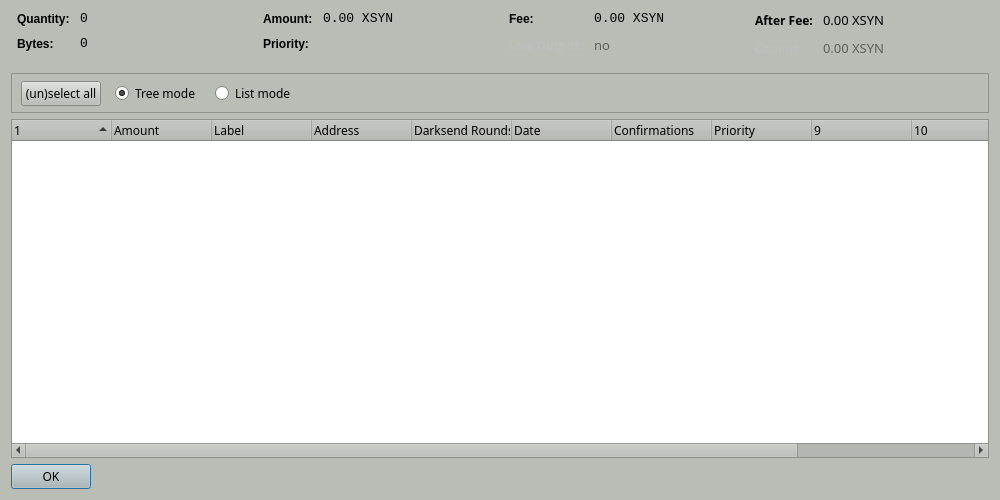
Above: src/qt/forms/coincontroldialog.ui from SyndicateCash/SyndicateCash before the change. Below: the same form after it.
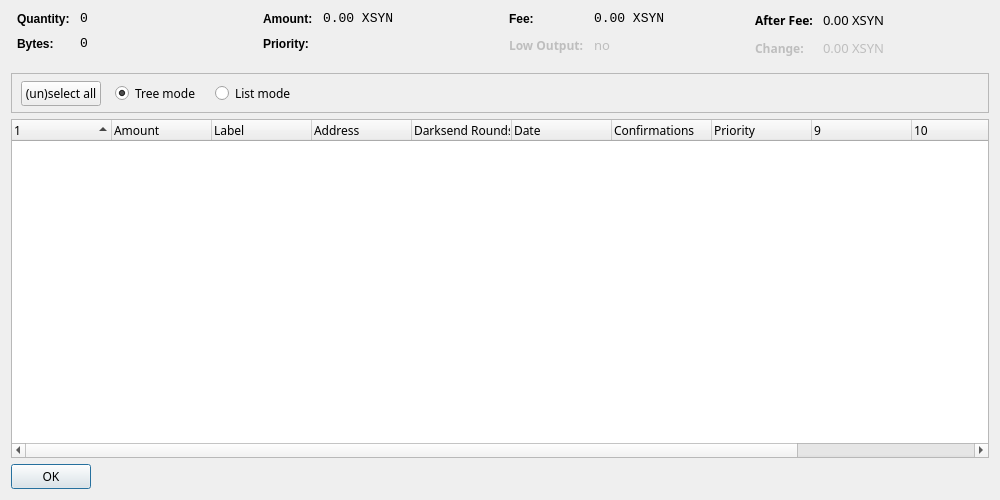
That is the form after the change. Custom widgets are drawn as their Qt base class.

The edit to the form file:
```diff
--- a/src/qt/forms/coincontroldialog.ui
+++ b/src/qt/forms/coincontroldialog.ui
@@ -10,421 +10,6 @@
     <height>500</height>
    </rect>
   </property>
-  <property name="palette">
-   <palette>
-    <active>
-     <colorrole role="WindowText">
-      <brush brushstyle="SolidPattern">
-       <color alpha="255">
-        <red>0</red>
-        <green>0</green>
-        <blue>0</blue>
-       </color>
-      </brush>
-     </colorrole>
-     <colorrole role="Button">
-      <brush brushstyle="SolidPattern">
-       <color alpha="255">
-        <red>186</red>
-        <green>189</green>
-        <blue>182</blue>
-       </color>
-      </brush>
-     </colorrole>
-     <colorrole role="Light">
-      <brush brushstyle="SolidPattern">
-       <color alpha="255">
-        <red>255</red>
-        <green>255</green>
-        <blue>255</blue>
-       </color>
-      </brush>
-     </colorrole>
-     <colorrole role="Midlight">
-      <brush brushstyle="SolidPattern">
-       <color alpha="255">
-        <red>220</red>
-        <green>222</green>
-        <blue>218</blue>
-       </color>
-      </brush>
-     </colorrole>
-     <colorrole role="Dark">
-      <brush brushstyle="SolidPattern">
-       <color alpha="255">
-        <red>93</red>
-        <green>94</green>
-        <blue>91</blue>
-       </color>
-      </brush>
-     </colorrole>
-     <colorrole role="Mid">
-      <brush brushstyle="SolidPattern">
-       <color alpha="255">
-        <red>124</red>
-        <green>126</green>
-        <blue>121</blue>
-       </color>
-      </brush>
-     </colorrole>
-     <colorrole role="Text">
-      <brush brushstyle="SolidPattern">
-       <color alpha="255">
-        <red>0</red>
-        <green>0</green>
-        <blue>0</blue>
-       </color>
-      </brush>
-     </colorrole>
-     <colorrole role="BrightText">
-      <brush brushstyle="SolidPattern">
-       <color alpha="255">
-        <red>255</red>
-        <green>255</green>
-        <blue>255</blue>
-       </color>
-      </brush>
-     </colorrole>
-     <colorrole role="ButtonText">
-      <brush brushstyle="SolidPattern">
-       <color alpha="255">
-        <red>0</red>
-        <green>0</green>
-        <blue>0</blue>
-       </color>
-      </brush>
-     </colorrole>
-     <colorrole role="Base">
-      <brush brushstyle="SolidPattern">
-       <color alpha="255">
-        <red>255</red>
-        <green>255</green>
-        <blue>255</blue>
-       </color>
-      </brush>
-     </colorrole>
-     <colorrole role="Window">
-      <brush brushstyle="SolidPattern">
-       <color alpha="255">
-        <red>186</red>
-        <green>189</green>
-        <blue>182</blue>
-       </color>
-      </brush>
-     </colorrole>
-     <colorrole role="Shadow">
-      <brush brushstyle="SolidPattern">
-       <color alpha="255">
-        <red>0</red>
-        <green>0</green>
-        <blue>0</blue>
-       </color>
-      </brush>
-     </colorrole>
-     <colorrole role="AlternateBase">
-      <brush brushstyle="SolidPattern">
-       <color alpha="255">
-        <red>220</red>
-        <green>222</green>
-        <blue>218</blue>
-       </color>
-      </brush>
-     </colorrole>
-     <colorrole role="ToolTipBase">
-      <brush brushstyle="SolidPattern">
-       <color alpha="255">
-        <red>255</red>
-        <green>255</green>
-        <blue>220</blue>
-       </color>
-      </brush>
-     </colorrole>
-     <colorrole role="ToolTipText">
-      <brush brushstyle="SolidPattern">
-       <color alpha="255">
-        <red>0</red>
-        <green>0</green>
-        <blue>0</blue>
-       </color>
-      </brush>
-     </colorrole>
-    </active>
-    <inactive>
-     <colorrole role="WindowText">
-      <brush brushstyle="SolidPattern">
-       <color alpha="255">
-        <red>0</red>
-        <green>0</green>
-        <blue>0</blue>
-       </color>
-      </brush>
-     </colorrole>
-     <colorrole role="Button">
-      <brush brushstyle="SolidPattern">
-       <color alpha="255">
-        <red>186</red>
-        <green>189</green>
-        <blue>182</blue>
-       </color>
-      </brush>
-     </colorrole>
-     <colorrole role="Light">
-      <brush brushstyle="SolidPattern">
-       <color alpha="255">
-        <red>255</red>
-        <green>255</green>
-        <blue>255</blue>
-       </color>
-      </brush>
-     </colorrole>
-     <colorrole role="Midlight">
-      <brush brushstyle="SolidPattern">
-       <color alpha="255">
-        <red>220</red>
-        <green>222</green>
-        <blue>218</blue>
-       </color>
-      </brush>
-     </colorrole>
-     <colorrole role="Dark">
-      <brush brushstyle="SolidPattern">
-       <color alpha="255">
-        <red>93</red>
-        <green>94</green>
-        <blue>91</blue>
-       </color>
-      </brush>
-     </colorrole>
-     <colorrole role="Mid">
-      <brush brushstyle="SolidPattern">
-       <color alpha="255">
-        <red>124</red>
-        <green>126</green>
-        <blue>121</blue>
-       </color>
-      </brush>
-     </colorrole>
-     <colorrole role="Text">
-      <brush brushstyle="SolidPattern">
-       <color alpha="255">
-        <red>0</red>
-        <green>0</green>
-        <blue>0</blue>
-       </color>
-      </brush>
-     </colorrole>
-     <colorrole role="BrightText">
-      <brush brushstyle="SolidPattern">
-       <color alpha="255">
-        <red>255</red>
-        <green>255</green>
-        <blue>255</blue>
-       </color>
-      </brush>
-     </colorrole>
-     <colorrole role="ButtonText">
-      <brush brushstyle="SolidPattern">
-       <color alpha="255">
-        <red>0</red>
-        <green>0</green>
-        <blue>0</blue>
-       </color>
-      </brush>
-     </colorrole>
-     <colorrole role="Base">
-      <brush brushstyle="SolidPattern">
-       <color alpha="255">
-        <red>255</red>
-        <green>255</green>
-        <blue>255</blue>
-       </color>
-      </brush>
-     </colorrole>
-     <colorrole role="Window">
-      <brush brushstyle="SolidPattern">
-       <color alpha="255">
-        <red>186</red>
-        <green>189</green>
-        <blue>182</blue>
-       </color>
-      </brush>
-     </colorrole>
-     <colorrole role="Shadow">
-      <brush brushstyle="SolidPattern">
-       <color alpha="255">
-        <red>0</red>
-        <green>0</green>
-        <blue>0</blue>
-       </color>
-      </brush>
-     </colorrole>
-     <colorrole role="AlternateBase">
-      <brush brushstyle="SolidPattern">
-       <color alpha="255">
-        <red>220</red>
-        <green>222</green>
-        <blue>218</blue>
-       </color>
-      </brush>
-     </colorrole>
-     <colorrole role="ToolTipBase">
-      <brush brushstyle="SolidPattern">
-       <color alpha="255">
-        <red>255</red>
-        <green>255</green>
-        <blue>220</blue>
-       </color>
-      </brush>
-     </colorrole>
-     <colorrole role="ToolTipText">
-      <brush brushstyle="SolidPattern">
-       <color alpha="255">
-        <red>0</red>
-        <green>0</green>
-        <blue>0</blue>
-       </color>
-      </brush>
-     </colorrole>
-    </inactive>
-    <disabled>
-     <colorrole role="WindowText">
-      <brush brushstyle="SolidPattern">
-       <color alpha="255">
-        <red>93</red>
-        <green>94</green>
-        <blue>91</blue>
-       </color>
-      </brush>
-     </colorrole>
-     <colorrole role="Button">
-      <brush brushstyle="SolidPattern">
-       <color alpha="255">
-        <red>186</red>
-        <green>189</green>
-        <blue>182</blue>
-       </color>
-      </brush>
-     </colorrole>
-     <colorrole role="Light">
-      <brush brushstyle="SolidPattern">
-       <color alpha="255">
-        <red>255</red>
-        <green>255</green>
-        <blue>255</blue>
-       </color>
-      </brush>
-     </colorrole>
-     <colorrole role="Midlight">
-      <brush brushstyle="SolidPattern">
-       <color alpha="255">
-        <red>220</red>
-        <green>222</green>
-        <blue>218</blue>
-       </color>
-      </brush>
-     </colorrole>
-     <colorrole role="Dark">
-      <brush brushstyle="SolidPattern">
-       <color alpha="255">
-        <red>93</red>
-        <green>94</green>
-        <blue>91</blue>
-       </color>
-      </brush>
-     </colorrole>
-     <colorrole role="Mid">
-      <brush brushstyle="SolidPattern">
-       <color alpha="255">
-        <red>124</red>
-        <green>126</green>
-        <blue>121</blue>
-       </color>
-      </brush>
-     </colorrole>
-     <colorrole role="Text">
-      <brush brushstyle="SolidPattern">
-       <color alpha="255">
-        <red>93</red>
-        <green>94</green>
-        <blue>91</blue>
-       </color>
-      </brush>
-     </colorrole>
-     <colorrole role="BrightText">
-      <brush brushstyle="SolidPattern">
-       <color alpha="255">
-        <red>255</red>
-        <green>255</green>
-        <blue>255</blue>
-       </color>
-      </brush>
-     </colorrole>
-     <colorrole role="ButtonText">
-      <brush brushstyle="SolidPattern">
-       <color alpha="255">
-        <red>93</red>
-        <green>94</green>
-        <blue>91</blue>
-       </color>
-      </brush>
-     </colorrole>
-     <colorrole role="Base">
-      <brush brushstyle="SolidPattern">
-       <color alpha="255">
-        <red>186</red>
-        <green>189</green>
-        <blue>182</blue>
-       </color>
-      </brush>
-     </colorrole>
-     <colorrole role="Window">
-      <brush brushstyle="SolidPattern">
-       <color alpha="255">
-        <red>186</red>
-        <green>189</green>
-        <blue>182</blue>
-       </color>
-      </brush>
-     </colorrole>
-     <colorrole role="Shadow">
-      <brush brushstyle="SolidPattern">
-       <color alpha="255">
-        <red>0</red>
-        <green>0</green>
-        <blue>0</blue>
-       </color>
-      </brush>
-     </colorrole>
-     <colorrole role="AlternateBase">
-      <brush brushstyle="SolidPattern">
-       <color alpha="255">
-        <red>186</red>
-        <green>189</green>
-        <blue>182</blue>
-       </color>
-      </brush>
-     </colorrole>
-     <colorrole role="ToolTipBase">
-      <brush brushstyle="SolidPattern">
-       <color alpha="255">
-        <red>255</red>
-        <green>255</green>
-        <blue>220</blue>
-       </color>
-      </brush>
-     </colorrole>
-     <colorrole role="ToolTipText">
-      <brush brushstyle="SolidPattern">
-       <color alpha="255">
-        <red>0</red>
-        <green>0</green>
-        <blue>0</blue>
-       </color>
-      </brush>
-     </colorrole>
-    </disabled>
-   </palette>
-  </property>
   <property name="windowTitle">
    <string>Coin Control</string>
   </property>
```
